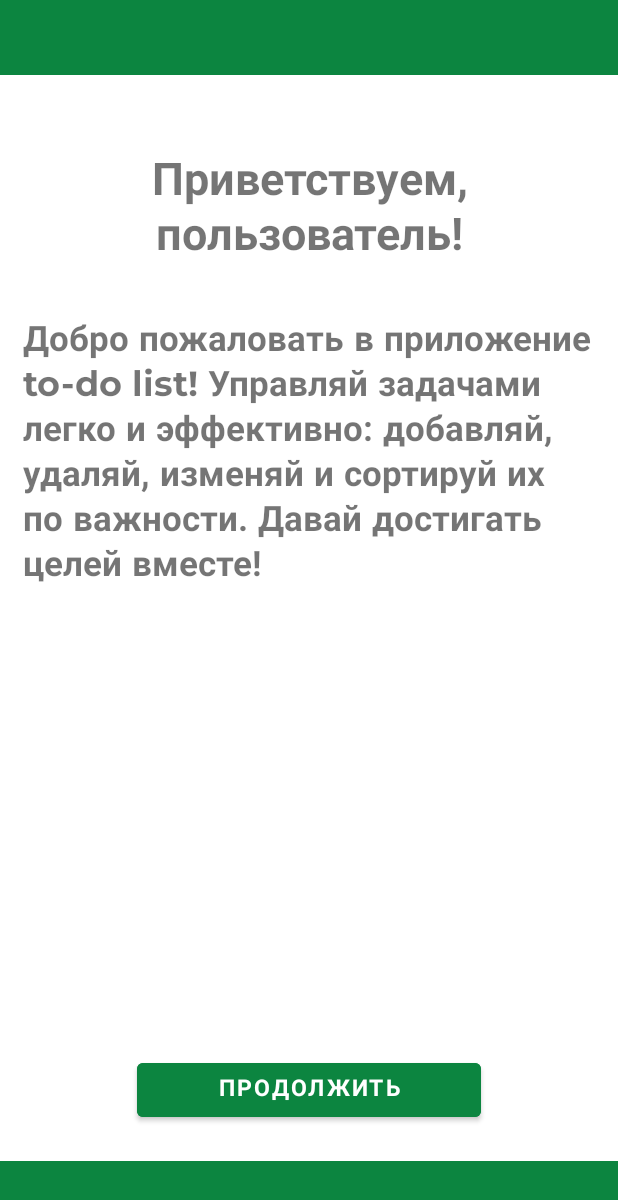
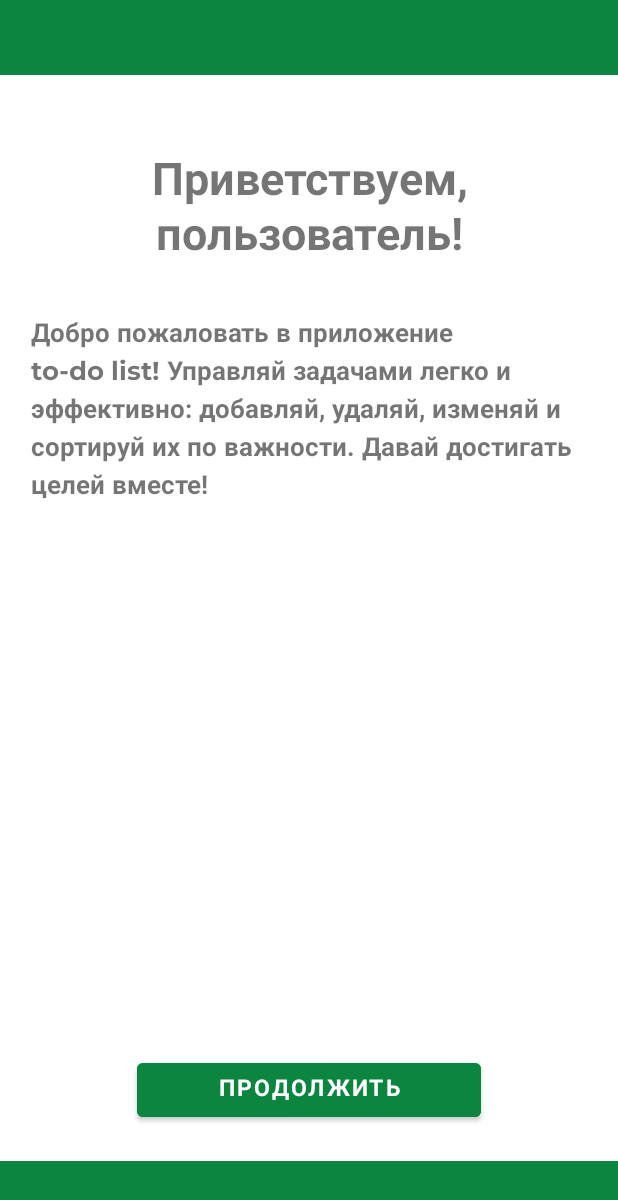
Before and after one commit to voskanyan777/to-do-list, an Android app: the screen it shows after launch (MainActivity), on a phone screen of 412 x 824 dp. Shown: the top 1200 px of the screen. Run offline under Robolectric (Android 15) with nearby library versions, the phone set to English and light mode, and no system bars.

Commit message:
проект готов

```diff
--- a/task_manager/app/src/main/java/com/example/task_manager/logoactivity.java
+++ b/task_manager/app/src/main/java/com/example/task_manager/logoactivity.java
@@ -7,7 +7,7 @@ import android.os.Handler;
 import androidx.appcompat.app.AppCompatActivity;
 
 public class logoactivity extends AppCompatActivity {
-    private static final long DELAY_TIME = 1750; // 2 seconds delay
+    private static final long DELAY_TIME = 2500; // 2 seconds delay
 
     @Override
     protected void onCreate(Bundle savedInstanceState) {
--- a/task_manager/app/src/main/res/layout/activity_main.xml
+++ b/task_manager/app/src/main/res/layout/activity_main.xml
@@ -34,15 +34,17 @@
             android:textSize="30sp" />
 
         <TextView
-            android:layout_width="match_parent"
+            android:layout_width="wrap_content"
             android:layout_height="376dp"
             android:layout_below="@id/greetings_ins"
             android:layout_marginTop="30dp"
+            android:layout_marginHorizontal="5dp"
             android:fontFamily="@font/montserrat_bold"
             android:gravity="fill_horizontal"
-            android:lineHeight="30dp"
+            android:lineHeight="25dp"
             android:text="@string/about_tm"
-            android:textSize="23dp" />
+            android:textSize="17dp" />
+
 
 
     </RelativeLayout>
--- a/task_manager/app/src/main/res/layout/complited.xml
+++ b/task_manager/app/src/main/res/layout/complited.xml
@@ -71,6 +71,7 @@
             android:textSize="20sp"
             android:text="@string/clear_db" />
 
+
         <!--        <Button-->
         <!--            android:id="@+id/plus_button"-->
         <!--            android:layout_width="60dp"-->
```
